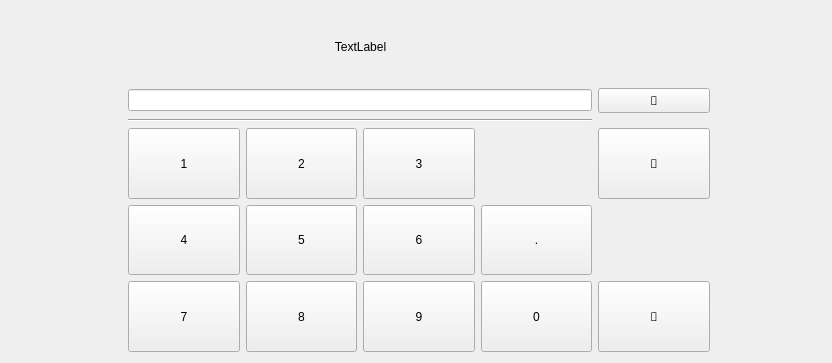
Qt form epyq/numberpad.ui (epcpower/st) before a commit.
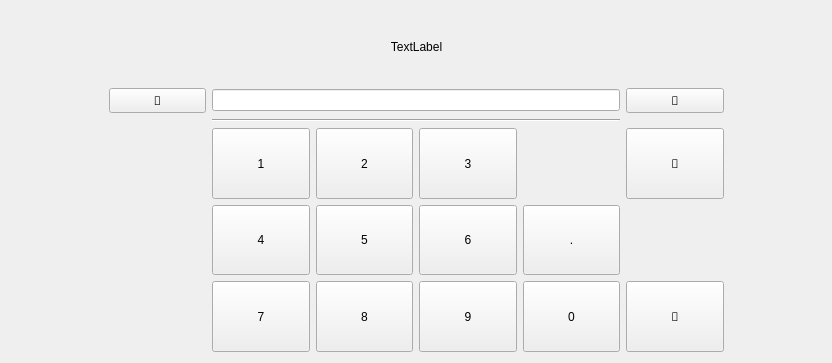
The same form after that commit.

Commit message: NumberPad: Add 'up' button that mirrors the 'cancel' button functionality

Patch:
```diff
--- a/epyq/numberpad.ui
+++ b/epyq/numberpad.ui
@@ -13,73 +13,15 @@
   <property name="windowTitle">
    <string>Form</string>
   </property>
-  <layout class="QGridLayout" name="gridLayout" columnstretch="1,1,1,1,1,1,1">
-   <item row="3" column="3">
-    <widget class="QPushButton" name="button_3">
-     <property name="sizePolicy">
-      <sizepolicy hsizetype="Minimum" vsizetype="Minimum">
-       <horstretch>0</horstretch>
-       <verstretch>0</verstretch>
-      </sizepolicy>
+  <layout class="QGridLayout" name="gridLayout" columnstretch="1,1,1,1,1,1,1,1">
+   <item row="1" column="2" colspan="4">
+    <widget class="QLineEdit" name="edit">
+     <property name="alignment">
+      <set>Qt::AlignRight|Qt::AlignTrailing|Qt::AlignVCenter</set>
      </property>
-     <property name="text">
-      <string>3</string>
-     </property>
     </widget>
    </item>
-   <item row="4" column="2">
-    <widget class="QPushButton" name="button_5">
-     <property name="sizePolicy">
-      <sizepolicy hsizetype="Minimum" vsizetype="Minimum">
-       <horstretch>0</horstretch>
-       <verstretch>0</verstretch>
-      </sizepolicy>
-     </property>
-     <property name="text">
-      <string>5</string>
-     </property>
-    </widget>
-   </item>
-   <item row="5" column="2">
-    <widget class="QPushButton" name="button_8">
-     <property name="sizePolicy">
-      <sizepolicy hsizetype="Minimum" vsizetype="Minimum">
-       <horstretch>0</horstretch>
-       <verstretch>0</verstretch>
-      </sizepolicy>
-     </property>
-     <property name="text">
-      <string>8</string>
-     </property>
-    </widget>
-   </item>
-   <item row="3" column="2">
-    <widget class="QPushButton" name="button_2">
-     <property name="sizePolicy">
-      <sizepolicy hsizetype="Minimum" vsizetype="Minimum">
-       <horstretch>0</horstretch>
-       <verstretch>0</verstretch>
-      </sizepolicy>
-     </property>
-     <property name="text">
-      <string>2</string>
-     </property>
-    </widget>
-   </item>
-   <item row="5" column="4">
-    <widget class="QPushButton" name="button_0">
-     <property name="sizePolicy">
-      <sizepolicy hsizetype="Minimum" vsizetype="Minimum">
-       <horstretch>0</horstretch>
-       <verstretch>0</verstretch>
-      </sizepolicy>
-     </property>
-     <property name="text">
-      <string>0</string>
-     </property>
-    </widget>
-   </item>
-   <item row="4" column="4">
+   <item row="4" column="5">
     <widget class="QPushButton" name="button_decimal">
      <property name="sizePolicy">
       <sizepolicy hsizetype="Minimum" vsizetype="Minimum">
@@ -92,7 +34,56 @@
      </property>
     </widget>
    </item>
-   <item row="3" column="1">
+   <item row="5" column="5">
+    <widget class="QPushButton" name="button_0">
+     <property name="sizePolicy">
+      <sizepolicy hsizetype="Minimum" vsizetype="Minimum">
+       <horstretch>0</horstretch>
+       <verstretch>0</verstretch>
+      </sizepolicy>
+     </property>
+     <property name="text">
+      <string>0</string>
+     </property>
+    </widget>
+   </item>
+   <item row="3" column="6">
+    <widget class="QPushButton" name="accept_button">
+     <property name="sizePolicy">
+      <sizepolicy hsizetype="Minimum" vsizetype="Minimum">
+       <horstretch>0</horstretch>
+       <verstretch>0</verstretch>
+      </sizepolicy>
+     </property>
+     <property name="font">
+      <font>
+       <family>FontAwesome</family>
+      </font>
+     </property>
+     <property name="text">
+      <string></string>
+     </property>
+    </widget>
+   </item>
+   <item row="1" column="6">
+    <widget class="QPushButton" name="button_backspace">
+     <property name="sizePolicy">
+      <sizepolicy hsizetype="Minimum" vsizetype="Minimum">
+       <horstretch>0</horstretch>
+       <verstretch>0</verstretch>
+      </sizepolicy>
+     </property>
+     <property name="font">
+      <font>
+       <family>FontAwesome</family>
+      </font>
+     </property>
+     <property name="text">
+      <string></string>
+     </property>
+    </widget>
+   </item>
+   <item row="3" column="2">
     <widget class="QPushButton" name="button_1">
      <property name="sizePolicy">
       <sizepolicy hsizetype="Minimum" vsizetype="Minimum">
@@ -105,21 +96,20 @@
      </property>
     </widget>
    </item>
-   <item row="2" column="1" colspan="4">
-    <widget class="Line" name="line">
-     <property name="orientation">
-      <enum>Qt::Horizontal</enum>
+   <item row="3" column="3">
+    <widget class="QPushButton" name="button_2">
+     <property name="sizePolicy">
+      <sizepolicy hsizetype="Minimum" vsizetype="Minimum">
+       <horstretch>0</horstretch>
+       <verstretch>0</verstretch>
+      </sizepolicy>
      </property>
-    </widget>
-   </item>
-   <item row="1" column="1" colspan="4">
-    <widget class="QLineEdit" name="edit">
-     <property name="alignment">
-      <set>Qt::AlignRight|Qt::AlignTrailing|Qt::AlignVCenter</set>
+     <property name="text">
+      <string>2</string>
      </property>
     </widget>
    </item>
-   <item row="4" column="3">
+   <item row="4" column="4">
     <widget class="QPushButton" name="button_6">
      <property name="sizePolicy">
       <sizepolicy hsizetype="Minimum" vsizetype="Minimum">
@@ -132,7 +122,7 @@
      </property>
     </widget>
    </item>
-   <item row="4" column="1">
+   <item row="4" column="2">
     <widget class="QPushButton" name="button_4">
      <property name="sizePolicy">
       <sizepolicy hsizetype="Minimum" vsizetype="Minimum">
@@ -145,8 +135,8 @@
      </property>
     </widget>
    </item>
-   <item row="5" column="3">
-    <widget class="QPushButton" name="button_9">
+   <item row="3" column="4">
+    <widget class="QPushButton" name="button_3">
      <property name="sizePolicy">
       <sizepolicy hsizetype="Minimum" vsizetype="Minimum">
        <horstretch>0</horstretch>
@@ -154,24 +144,11 @@
       </sizepolicy>
      </property>
      <property name="text">
-      <string>9</string>
+      <string>3</string>
      </property>
     </widget>
    </item>
-   <item row="5" column="1">
-    <widget class="QPushButton" name="button_7">
-     <property name="sizePolicy">
-      <sizepolicy hsizetype="Minimum" vsizetype="Minimum">
-       <horstretch>0</horstretch>
-       <verstretch>0</verstretch>
-      </sizepolicy>
-     </property>
-     <property name="text">
-      <string>7</string>
-     </property>
-    </widget>
-   </item>
-   <item row="0" column="0" colspan="6">
+   <item row="0" column="1" colspan="6">
     <widget class="QLabel" name="label">
      <property name="text">
       <string>TextLabel</string>
@@ -181,7 +158,90 @@
      </property>
     </widget>
    </item>
-   <item row="5" column="5">
+   <item row="5" column="3">
+    <widget class="QPushButton" name="button_8">
+     <property name="sizePolicy">
+      <sizepolicy hsizetype="Minimum" vsizetype="Minimum">
+       <horstretch>0</horstretch>
+       <verstretch>0</verstretch>
+      </sizepolicy>
+     </property>
+     <property name="text">
+      <string>8</string>
+     </property>
+    </widget>
+   </item>
+   <item row="1" column="1">
+    <widget class="QPushButton" name="up_button">
+     <property name="sizePolicy">
+      <sizepolicy hsizetype="Minimum" vsizetype="Minimum">
+       <horstretch>0</horstretch>
+       <verstretch>0</verstretch>
+      </sizepolicy>
+     </property>
+     <property name="font">
+      <font>
+       <family>FontAwesome</family>
+      </font>
+     </property>
+     <property name="text">
+      <string></string>
+     </property>
+    </widget>
+   </item>
+   <item row="5" column="2">
+    <widget class="QPushButton" name="button_7">
+     <property name="sizePolicy">
+      <sizepolicy hsizetype="Minimum" vsizetype="Minimum">
+       <horstretch>0</horstretch>
+       <verstretch>0</verstretch>
+      </sizepolicy>
+     </property>
+     <property name="text">
+      <string>7</string>
+     </property>
+    </widget>
+   </item>
+   <item row="5" column="7">
+    <spacer name="horizontalSpacer">
+     <property name="orientation">
+      <enum>Qt::Horizontal</enum>
+     </property>
+     <property name="sizeHint" stdset="0">
+      <size>
+       <width>0</width>
+       <height>0</height>
+      </size>
+     </property>
+    </spacer>
+   </item>
+   <item row="4" column="3">
+    <widget class="QPushButton" name="button_5">
+     <property name="sizePolicy">
+      <sizepolicy hsizetype="Minimum" vsizetype="Minimum">
+       <horstretch>0</horstretch>
+       <verstretch>0</verstretch>
+      </sizepolicy>
+     </property>
+     <property name="text">
+      <string>5</string>
+     </property>
+    </widget>
+   </item>
+   <item row="5" column="4">
+    <widget class="QPushButton" name="button_9">
+     <property name="sizePolicy">
+      <sizepolicy hsizetype="Minimum" vsizetype="Minimum">
+       <horstretch>0</horstretch>
+       <verstretch>0</verstretch>
+      </sizepolicy>
+     </property>
+     <property name="text">
+      <string>9</string>
+     </property>
+    </widget>
+   </item>
+   <item row="5" column="6">
     <widget class="QPushButton" name="cancel_button">
      <property name="sizePolicy">
       <sizepolicy hsizetype="Minimum" vsizetype="Minimum">
@@ -199,51 +259,22 @@
      </property>
     </widget>
    </item>
-   <item row="3" column="5">
-    <widget class="QPushButton" name="accept_button">
-     <property name="sizePolicy">
-      <sizepolicy hsizetype="Minimum" vsizetype="Minimum">
-       <horstretch>0</horstretch>
-       <verstretch>0</verstretch>
-      </sizepolicy>
+   <item row="2" column="2" colspan="4">
+    <widget class="Line" name="line">
+     <property name="orientation">
+      <enum>Qt::Horizontal</enum>
      </property>
-     <property name="font">
-      <font>
-       <family>FontAwesome</family>
-      </font>
-     </property>
-     <property name="text">
-      <string></string>
-     </property>
     </widget>
    </item>
-   <item row="1" column="5">
-    <widget class="QPushButton" name="button_backspace">
-     <property name="sizePolicy">
-      <sizepolicy hsizetype="Minimum" vsizetype="Minimum">
-       <horstretch>0</horstretch>
-       <verstretch>0</verstretch>
-      </sizepolicy>
-     </property>
-     <property name="font">
-      <font>
-       <family>FontAwesome</family>
-      </font>
-     </property>
-     <property name="text">
-      <string></string>
-     </property>
-    </widget>
-   </item>
-   <item row="5" column="6">
-    <spacer name="horizontalSpacer">
+   <item row="5" column="0">
+    <spacer name="horizontalSpacer_3">
      <property name="orientation">
       <enum>Qt::Horizontal</enum>
      </property>
      <property name="sizeHint" stdset="0">
       <size>
-       <width>40</width>
-       <height>20</height>
+       <width>0</width>
+       <height>0</height>
       </size>
      </property>
     </spacer>
```
The commit also changes 1 other file.
